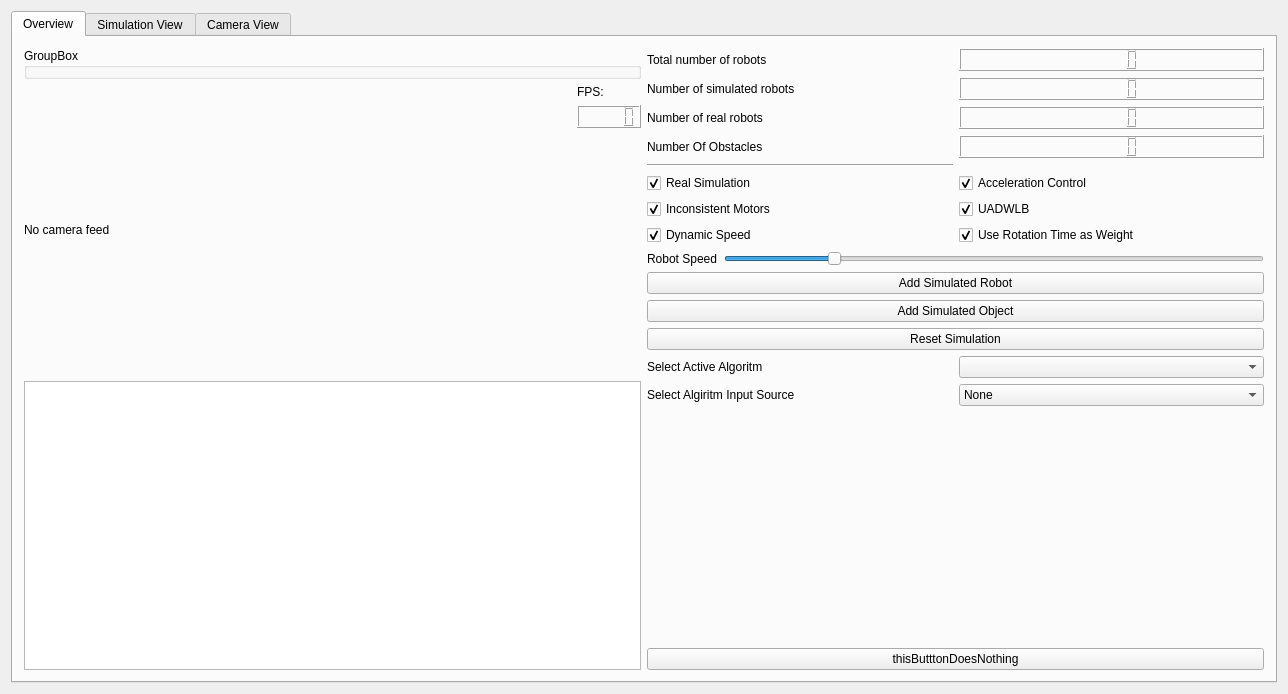
Qt form Server-application/user_interface/mainwindow.ui (RemcoMusic/Server-application) before a commit.
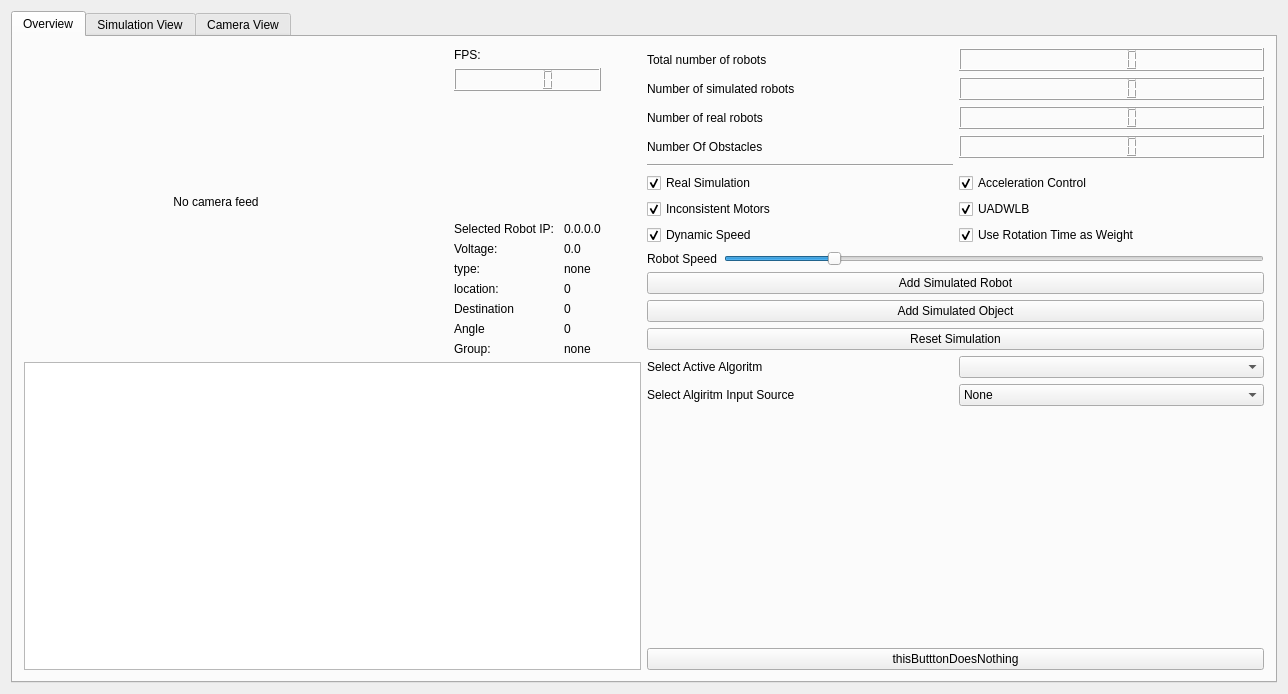
The same form after that commit.

Commit message: implemented robot status when clicked on

What changed in the file:
```diff
--- a/Server-application/user_interface/mainwindow.ui
+++ b/Server-application/user_interface/mainwindow.ui
@@ -27,13 +27,6 @@
        <layout class="QHBoxLayout" name="horizontalLayout">
         <item>
          <layout class="QVBoxLayout" name="verticalLayout_2">
-          <item>
-           <widget class="QGroupBox" name="groupBox">
-            <property name="title">
-             <string>GroupBox</string>
-            </property>
-           </widget>
-          </item>
           <item>
            <layout class="QHBoxLayout" name="horizontalLayout_4">
             <item>
@@ -44,14 +37,33 @@
                 <verstretch>0</verstretch>
                </sizepolicy>
               </property>
+              <property name="layoutDirection">
+               <enum>Qt::LeftToRight</enum>
+              </property>
               <property name="text">
                <string>No camera feed</string>
               </property>
               <property name="alignment">
-               <set>Qt::AlignLeading|Qt::AlignLeft|Qt::AlignVCenter</set>
+               <set>Qt::AlignCenter</set>
               </property>
              </widget>
             </item>
+            <item>
+             <spacer name="horizontalSpacer_3">
+              <property name="orientation">
+               <enum>Qt::Horizontal</enum>
+              </property>
+              <property name="sizeType">
+               <enum>QSizePolicy::Maximum</enum>
+              </property>
+              <property name="sizeHint" stdset="0">
+               <size>
+                <width>40</width>
+                <height>20</height>
+               </size>
+              </property>
+             </spacer>
+            </item>
             <item>
              <layout class="QVBoxLayout" name="verticalLayout_4">
               <item>
@@ -77,10 +89,129 @@
                 </property>
                </spacer>
               </item>
+              <item>
+               <layout class="QGridLayout" name="gridLayout_6">
+                <item row="0" column="1">
+                 <widget class="QLabel" name="robotIPLabel">
+                  <property name="text">
+                   <string>0.0.0.0</string>
+                  </property>
+                 </widget>
+                </item>
+                <item row="0" column="0">
+                 <widget class="QLabel" name="label_15">
+                  <property name="text">
+                   <string>Selected Robot IP: </string>
+                  </property>
+                 </widget>
+                </item>
+                <item row="2" column="1">
+                 <widget class="QLabel" name="robotTypeLabel">
+                  <property name="text">
+                   <string>none</string>
+                  </property>
+                 </widget>
+                </item>
+                <item row="3" column="0">
+                 <widget class="QLabel" name="label_18">
+                  <property name="text">
+                   <string>location:</string>
+                  </property>
+                 </widget>
+                </item>
+                <item row="4" column="0">
+                 <widget class="QLabel" name="label_19">
+                  <property name="text">
+                   <string>Destination</string>
+                  </property>
+                 </widget>
+                </item>
+                <item row="1" column="1">
+                 <widget class="QLabel" name="robotVoltageLabel">
+                  <property name="text">
+                   <string>0.0</string>
+                  </property>
+                 </widget>
+                </item>
+                <item row="5" column="1">
+                 <widget class="QLabel" name="robotAngleLabel">
+                  <property name="text">
+                   <string>0</string>
+                  </property>
+                 </widget>
+                </item>
+                <item row="5" column="0">
+                 <widget class="QLabel" name="label_20">
+                  <property name="text">
+                   <string>Angle</string>
+                  </property>
+                 </widget>
+                </item>
+                <item row="2" column="0">
+                 <widget class="QLabel" name="label_17">
+                  <property name="text">
+                   <string>type:</string>
+                  </property>
+                 </widget>
+                </item>
+                <item row="4" column="1">
+                 <widget class="QLabel" name="robotDestinationLabel">
+                  <property name="text">
+                   <string>0</string>
+                  </property>
+                 </widget>
+                </item>
+                <item row="1" column="0">
+                 <widget class="QLabel" name="label_16">
+                  <property name="text">
+                   <string>Voltage:</string>
+                  </property>
+                 </widget>
+                </item>
+                <item row="3" column="1">
+                 <widget class="QLabel" name="robotLocationLabel">
+                  <property name="text">
+                   <string>0</string>
+                  </property>
+                 </widget>
+                </item>
+                <item row="6" column="0">
+                 <widget class="QLabel" name="label_21">
+                  <property name="text">
+                   <string>Group:</string>
+                  </property>
+                 </widget>
+                </item>
+                <item row="6" column="1">
+                 <widget class="QLabel" name="robotGroupLabel">
+                  <property name="text">
+                   <string>none</string>
+                  </property>
+                 </widget>
+                </item>
+               </layout>
+              </item>
              </layout>
             </item>
             <item>
-             <layout class="QVBoxLayout" name="verticalLayout_5"/>
+             <layout class="QVBoxLayout" name="verticalLayout_5">
+              <item>
+               <spacer name="horizontalSpacer_2">
+                <property name="orientation">
+                 <enum>Qt::Horizontal</enum>
+                </property>
+                <property name="sizeType">
+                 <enum>QSizePolicy::Maximum</enum>
+                </property>
+                <property name="sizeHint" stdset="0">
+                 <size>
+                  <width>40</width>
+                  <height>20</height>
+                 </size>
+                </property>
+               </spacer>
+              </item>
+             </layout>
             </item>
            </layout>
           </item>
```
The commit also changes 6 other files.
